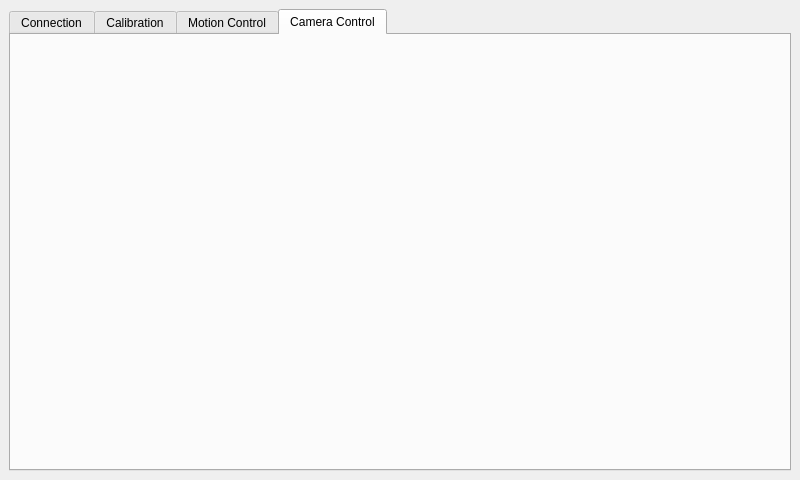
First picture: the form in control/src/ui/mainwindow.ui, repository Tinkerforge/camera-slider, before the edit.
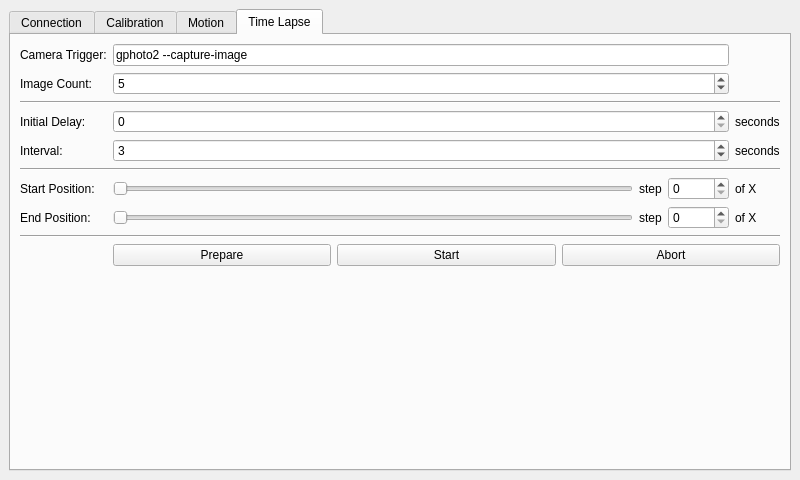
Second picture: the form after the edit. The open tabs and pages were chosen to show the change.

Commit message: control: Add time lapse logic

```diff
--- a/control/src/ui/mainwindow.ui
+++ b/control/src/ui/mainwindow.ui
@@ -252,7 +252,7 @@
       </widget>
       <widget class="QWidget" name="tab_motion_control">
        <attribute name="title">
-        <string>Motion Control</string>
+        <string>Motion</string>
        </attribute>
        <layout class="QVBoxLayout" name="verticalLayout_4">
         <item>
@@ -610,11 +610,251 @@
       </widget>
       <widget class="QWidget" name="tab_camera_control">
        <attribute name="title">
-        <string>Camera Control</string>
+        <string>Time Lapse</string>
        </attribute>
        <layout class="QVBoxLayout" name="verticalLayout_5">
         <item>
-         <layout class="QGridLayout" name="gridLayout_4"/>
+         <layout class="QGridLayout" name="gridLayout_4">
+          <item row="4" column="0">
+           <widget class="QLabel" name="label_interval_title">
+            <property name="text">
+             <string>Interval:</string>
+            </property>
+           </widget>
+          </item>
+          <item row="0" column="0">
+           <widget class="QLabel" name="label_camera_trigger_title">
+            <property name="text">
+             <string>Camera Trigger:</string>
+            </property>
+           </widget>
+          </item>
+          <item row="6" column="0">
+           <widget class="QLabel" name="label_start_position_title">
+            <property name="text">
+             <string>Start Position:</string>
+            </property>
+           </widget>
+          </item>
+          <item row="7" column="0">
+           <widget class="QLabel" name="label_end_position_title">
+            <property name="text">
+             <string>End Position:</string>
+            </property>
+           </widget>
+          </item>
+          <item row="0" column="1" colspan="3">
+           <widget class="QLineEdit" name="edit_camera_trigger">
+            <property name="text">
+             <string>gphoto2 --capture-image</string>
+            </property>
+           </widget>
+          </item>
+          <item row="4" column="1" colspan="3">
+           <widget class="QSpinBox" name="spin_interval">
+            <property name="minimum">
+             <number>1</number>
+            </property>
+            <property name="maximum">
+             <number>1000000</number>
+            </property>
+            <property name="value">
+             <number>3</number>
+            </property>
+           </widget>
+          </item>
+          <item row="4" column="4">
+           <widget class="QLabel" name="label_interval_unit">
+            <property name="text">
+             <string>seconds</string>
+            </property>
+           </widget>
+          </item>
+          <item row="6" column="4">
+           <widget class="QLabel" name="label_start_position_unit">
+            <property name="text">
+             <string>of X</string>
+            </property>
+           </widget>
+          </item>
+          <item row="7" column="4">
+           <widget class="QLabel" name="label_end_position_unit">
+            <property name="text">
+             <string>of X</string>
+            </property>
+           </widget>
+          </item>
+          <item row="6" column="1">
+           <widget class="QSlider" name="slider_start_position">
+            <property name="maximum">
+             <number>65535</number>
+            </property>
+            <property name="singleStep">
+             <number>0</number>
+            </property>
+            <property name="pageStep">
+             <number>0</number>
+            </property>
+            <property name="orientation">
+             <enum>Qt::Horizontal</enum>
+            </property>
+           </widget>
+          </item>
+          <item row="7" column="1">
+           <widget class="QSlider" name="slider_end_position">
+            <property name="maximum">
+             <number>65535</number>
+            </property>
+            <property name="singleStep">
+             <number>0</number>
+            </property>
+            <property name="pageStep">
+             <number>0</number>
+            </property>
+            <property name="orientation">
+             <enum>Qt::Horizontal</enum>
+            </property>
+           </widget>
+          </item>
+          <item row="6" column="3">
+           <widget class="QSpinBox" name="spin_start_position">
+            <property name="maximum">
+             <number>65535</number>
+            </property>
+           </widget>
+          </item>
+          <item row="7" column="3">
+           <widget class="QSpinBox" name="spin_end_position">
+            <property name="maximum">
+             <number>65535</number>
+            </property>
+           </widget>
+          </item>
+          <item row="6" column="2">
+           <widget class="QLabel" name="label_start_position_unit_helper">
+            <property name="text">
+             <string>step</string>
+            </property>
+           </widget>
+          </item>
+          <item row="7" column="2">
+           <widget class="QLabel" name="label_end_position_unit_helper">
+            <property name="text">
+             <string>step</string>
+            </property>
+           </widget>
+          </item>
+          <item row="9" column="1" colspan="4">
+           <layout class="QHBoxLayout" name="horizontalLayout_6">
+            <item>
+             <widget class="QPushButton" name="button_time_lapse_prepare">
+              <property name="text">
+               <string>Prepare</string>
+              </property>
+             </widget>
+            </item>
+            <item>
+             <widget class="QPushButton" name="button_time_lapse_start">
+              <property name="text">
+               <string>Start</string>
+              </property>
+             </widget>
+            </item>
+            <item>
+             <widget class="QPushButton" name="button_time_lapse_abort">
+              <property name="text">
+               <string>Abort</string>
+              </property>
+             </widget>
+            </item>
+           </layout>
+          </item>
+          <item row="8" column="0" colspan="5">
+           <widget class="Line" name="line">
+            <property name="orientation">
+             <enum>Qt::Horizontal</enum>
+            </property>
+           </widget>
+          </item>
+          <item row="10" column="1" colspan="4">
+           <widget class="QLabel" name="label_time_lapse_status">
+            <property name="text">
+             <string>&lt;time-lapse-status&gt;</string>
+            </property>
+            <property name="wordWrap">
+             <bool>true</bool>
+            </property>
+           </widget>
+          </item>
+          <item row="2" column="0" colspan="5">
+           <widget class="Line" name="line_2">
+            <property name="orientation">
+             <enum>Qt::Horizontal</enum>
+            </property>
+           </widget>
+          </item>
+          <item row="3" column="0">
+           <widget class="QLabel" name="label_initial_delay_title">
+            <property name="text">
+             <string>Initial Delay:</string>
+            </property>
+           </widget>
+          </item>
+          <item row="3" column="1" colspan="3">
+           <widget class="QSpinBox" name="spin_initial_delay">
+            <property name="maximum">
+             <number>1000000</number>
+            </property>
+           </widget>
+          </item>
+          <item row="5" column="0" colspan="5">
+           <widget class="Line" name="line_3">
+            <property name="orientation">
+             <enum>Qt::Horizontal</enum>
+            </property>
+           </widget>
+          </item>
+          <item row="1" column="0">
+           <widget class="QLabel" name="label_image_count">
+            <property name="text">
+             <string>Image Count:</string>
+            </property>
+           </widget>
+          </item>
+          <item row="1" column="1" colspan="3">
+           <widget class="QSpinBox" name="spin_image_count">
+            <property name="minimum">
+             <number>2</number>
+            </property>
+            <property name="maximum">
+             <number>1000000</number>
+            </property>
+            <property name="value">
+             <number>5</number>
+            </property>
+           </widget>
+          </item>
+          <item row="3" column="4">
+           <widget class="QLabel" name="label_initial_delay_unit">
+            <property name="text">
+             <string>seconds</string>
+            </property>
+           </widget>
+          </item>
+         </layout>
+        </item>
+        <item>
+         <spacer name="verticalSpacer_2">
+          <property name="orientation">
+           <enum>Qt::Vertical</enum>
+          </property>
+          <property name="sizeHint" stdset="0">
+           <size>
+            <width>20</width>
+            <height>0</height>
+           </size>
+          </property>
+         </spacer>
         </item>
        </layout>
       </widget>
```
Left out of the diff: 12 changed lines with no effect on the pictures. The commit also changes 1 other file.
